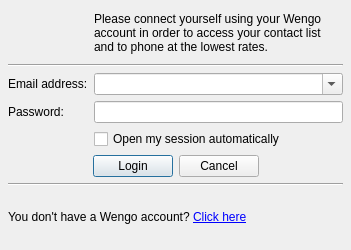
The window that wengophone/src/presentation/qt/login/LoginWindow.ui (tkrotoff/WengoPhone) describes before a commit, drawn with Qt 5.
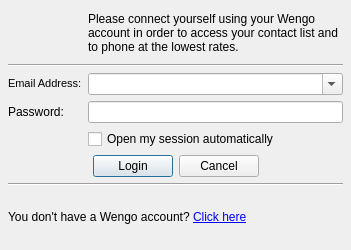
The same window after the commit. Icons and pictures are not drawn.

Patch:
```diff
--- a/wengophone/src/presentation/qt/login/LoginWindow.ui
+++ b/wengophone/src/presentation/qt/login/LoginWindow.ui
@@ -136,7 +136,7 @@
    <item row="2" column="0" >
     <widget class="QLabel" name="emailAddressLabel" >
      <property name="text" >
-      <string>&lt;html>&lt;head>&lt;meta name="qrichtext" content="1" />&lt;/head>&lt;body style=" white-space: pre-wrap; font-family:MS Shell Dlg; font-weight:400; font-style:normal; text-decoration:none;">&lt;p style=" margin-top:0px; margin-bottom:0px; margin-left:0px; margin-right:0px; -qt-block-indent:0; text-indent:0px;">Email address:&lt;/p>&lt;/body>&lt;/html></string>
+      <string>&lt;html>&lt;head>&lt;meta name="qrichtext" content="1" />&lt;/head>&lt;body style=" white-space: pre-wrap; font-family:MS Shell Dlg; font-size:8.25pt; font-weight:400; font-style:normal; text-decoration:none;">&lt;p style=" margin-top:0px; margin-bottom:0px; margin-left:0px; margin-right:0px; -qt-block-indent:0; text-indent:0px;">Email Address:&lt;/p>&lt;/body>&lt;/html></string>
      </property>
     </widget>
    </item>
```
